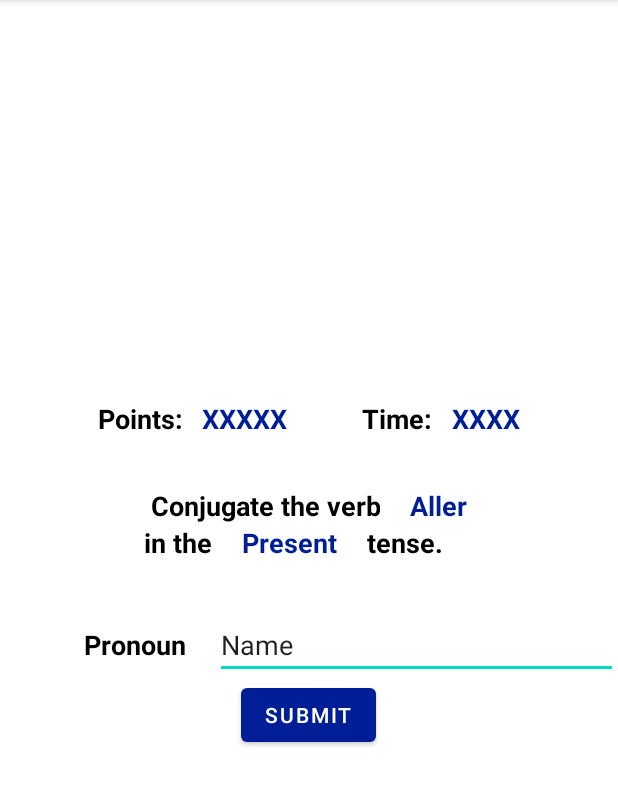
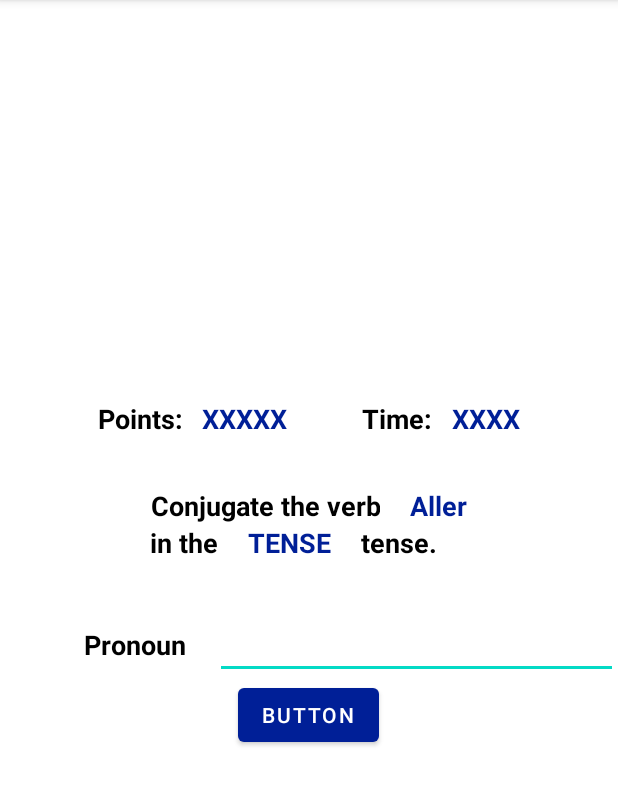
Before and after one commit to Sean-Stilwell/uOttaHack4, an Android app: the PlayGame screen opened directly, with no data from a screen before it, on a phone screen of 412 x 824 dp, the part 84-890 px from its top. Run offline under Robolectric (Android 15) with nearby library versions, the phone set to English and light mode, and no system bars; libraries missing offline, so code that uses them is left out: com.opencsv.

Commit message:
Adding all basic functionality

```diff
--- /dev/null
+++ b/app/src/main/java/com/example/conjeuguez/CSVFile.java
@@ -0,0 +1,40 @@
+package com.example.conjeuguez;
+
+import java.io.BufferedReader;
+import java.io.IOException;
+import java.io.InputStream;
+import java.io.InputStreamReader;
+import java.util.ArrayList;
+import java.util.List;
+
+public class CSVFile {
+    InputStream inputStream;
+
+    public CSVFile(InputStream inputStream){
+        this.inputStream = inputStream;
+    }
+
+    public List read(){
+        List resultList = new ArrayList();
+        BufferedReader reader = new BufferedReader(new InputStreamReader(inputStream));
+        try {
+            String csvLine;
+            while ((csvLine = reader.readLine()) != null) {
+                String[] row = csvLine.split(",");
+                resultList.add(row);
+            }
+        }
+        catch (IOException ex) {
+            throw new RuntimeException("Error in reading CSV file: "+ex);
+        }
+        finally {
+            try {
+                inputStream.close();
+            }
+            catch (IOException e) {
+                throw new RuntimeException("Error while closing input stream: "+e);
+            }
+        }
+        return resultList;
+    }
+}
--- a/app/src/main/java/com/example/conjeuguez/PlayGame.java
+++ b/app/src/main/java/com/example/conjeuguez/PlayGame.java
@@ -3,12 +3,178 @@ package com.example.conjeuguez;
 import androidx.appcompat.app.AppCompatActivity;
 
 import android.os.Bundle;
+import android.view.View;
+import android.widget.EditText;
+import android.widget.TextView;
+import android.widget.Toast;
+
+import java.io.BufferedReader;
+import java.io.InputStream;
+import java.io.InputStreamReader;
+import java.nio.charset.Charset;
+import java.util.List;
+import java.util.Random;
+
+import com.opencsv.CSVReader;
 
 public class PlayGame extends AppCompatActivity {
+    public static int tenseVal;
+    public static int time;
+
+    String tense;
+    String verb;
+    String pronoun;
+    int pronounVal;
+    String answer;
+    int points;
 
     @Override
     protected void onCreate(Bundle savedInstanceState) {
         super.onCreate(savedInstanceState);
         setContentView(R.layout.activity_play_game);
+        points = 0;
+        newPuzzle();
+    }
+
+    public void submitButton(View v){
+        EditText box = (EditText) findViewById(R.id.answerBox);
+        if (box.getText().equals(verb)){
+            points = points + 10;
+        }
+        newPuzzle();
+    }
+
+    private void newPuzzle(){
+        try {
+            InputStream inputStream = getResources().openRawResource(R.raw.present);
+            CSVFile csvFile = new CSVFile(inputStream);
+            List list = csvFile.read();
+
+            // Chooses a verb to be used for the solution
+            Random rand = new Random();
+            int verbPos = rand.nextInt(list.size());
+            String[] array = (String[]) list.get(verbPos);
+            verb = array[0];
+            generatePronoun();
+            answer = array[pronounVal];
+
+//            switch (Puzzle.tense){
+//                case (0):
+//                    inputStream = getResources().openRawResource(R.raw.present);
+//                    csvFile = new CSVFile(inputStream);
+//                    list = csvFile.read();
+//                    break;
+//                case (1):
+//                    inputStream = getResources().openRawResource(R.raw.present);
+//                    csvFile = new CSVFile(inputStream);
+//                    list = csvFile.read();
+//                    break;
+//                case (2):
+//                    inputStream = getResources().openRawResource(R.raw.present);
+//                    csvFile = new CSVFile(inputStream);
+//                    list = csvFile.read();
+//                    break;
+//                case (3):
+//                    inputStream = getResources().openRawResource(R.raw.present);
+//                    csvFile = new CSVFile(inputStream);
+//                    list = csvFile.read();
+//                    break;
+//            }
+            updateView();
+
+        } catch (Exception e){
+            Toast.makeText(getApplicationContext(), e.getMessage(), Toast.LENGTH_LONG).show();
+        }
+    }
+
+    private void updateView(){
+        TextView pointsView = (TextView) findViewById(R.id.textView10);
+        pointsView.setText(Integer.toString(points));
+        TextView timeView = (TextView) findViewById(R.id.textView12);
+        timeView.setText(Integer.toString(time));
+        TextView verbView = (TextView) findViewById(R.id.textView4);
+        verbView.setText(verb);
+        TextView tenseView = (TextView) findViewById(R.id.textView5);
+        tenseView.setText(tense);
+        TextView pronounView = (TextView) findViewById(R.id.textView13);
+        pronounView.setText(pronoun);
+    }
+
+    private void generatePronoun(){
+        Random rand = new Random();
+        pronounVal = rand.nextInt(8) + 1; // Generates from 0 to 7, +1 to account for non-conjugated verb
+        int giveNameProb = rand.nextInt(10);
+        switch (pronounVal){
+            case (0):
+                pronoun = "Je";
+                break;
+            case (1):
+                pronoun = "Tu";
+                break;
+            case (2):
+                if (giveNameProb < 6){
+                    pronoun = "Il";
+                }
+                else if (giveNameProb < 7){
+                    pronoun = "Robert";
+                }
+                else if (giveNameProb < 8){
+                    pronoun = "Jacques";
+                }
+                else{
+                    pronoun = "Louis";
+                }
+                break;
+            case (3):
+                if (giveNameProb < 6){
+                    pronoun = "Elle";
+                }
+                else if (giveNameProb < 7){
+                    pronoun = "Sophie";
+                }
+                else if (giveNameProb < 8){
+                    pronoun = "Madeleine";
+                }
+                else{
+                    pronoun = "Charlotte";
+                }
+                break;
+            case (4):
+                if (giveNameProb < 7){
+                    pronoun = "Nous";
+                }
+                else if (giveNameProb < 8){
+                    pronoun = "Hugo et moi";
+                }
+                else{
+                    pronoun = "Philippe et moi";
+                }
+                break;
+            case (5):
+                pronoun = "Vous";
+                break;
+            case (6):
+                if (giveNameProb < 7){
+                    pronoun = "Ils";
+                }
+                else if (giveNameProb < 8){
+                    pronoun = "Hugo et Jean";
+                }
+                else{
+                    pronoun = "Philippe et Sophie";
+                }
+                break;
+            case (7):
+                if (giveNameProb < 7){
+                    pronoun = "Elles";
+                }
+                else if (giveNameProb < 8){
+                    pronoun = "Sophie et Veronique";
+                }
+                else{
+                    pronoun = "Juliette et Genevieve";
+                }
+                break;
+        }
     }
 }
--- a/app/src/main/res/layout/activity_play_game.xml
+++ b/app/src/main/res/layout/activity_play_game.xml
@@ -122,7 +122,7 @@
                 android:layout_weight="0"
                 android:paddingLeft="30px"
                 android:paddingRight="30px"
-                android:text="Present"
+                android:text="TENSE"
                 android:textColor="#001F97"
                 android:textSize="18sp"
                 android:textStyle="bold" />
@@ -158,13 +158,12 @@
                 android:textStyle="bold" />
 
             <EditText
-                android:id="@+id/editTextTextPersonName"
+                android:id="@+id/answerBox"
                 android:layout_width="wrap_content"
                 android:layout_height="wrap_content"
                 android:layout_weight="1"
                 android:ems="10"
-                android:inputType="textPersonName"
-                android:text="Name" />
+                android:inputType="textPersonName" />
         </LinearLayout>
 
         <Button
@@ -172,7 +171,8 @@
             android:layout_width="wrap_content"
             android:layout_height="wrap_content"
             android:layout_weight="0"
-            android:text="Submit"
+            android:onClick="submitButton"
+            android:text="Button"
             app:backgroundTint="#001F97" />
     </LinearLayout>
 </androidx.constraintlayout.widget.ConstraintLayout>
```
Also changed, not shown: app/src/main/assets/present.csv (deleted, +0 -49 lines), app/src/main/java/com/example/conjeuguez/MainActivity.java (+7 -10 lines), app/src/main/java/com/example/conjeuguez/Puzzle.java (deleted, +0 -138 lines), 3 other files.
